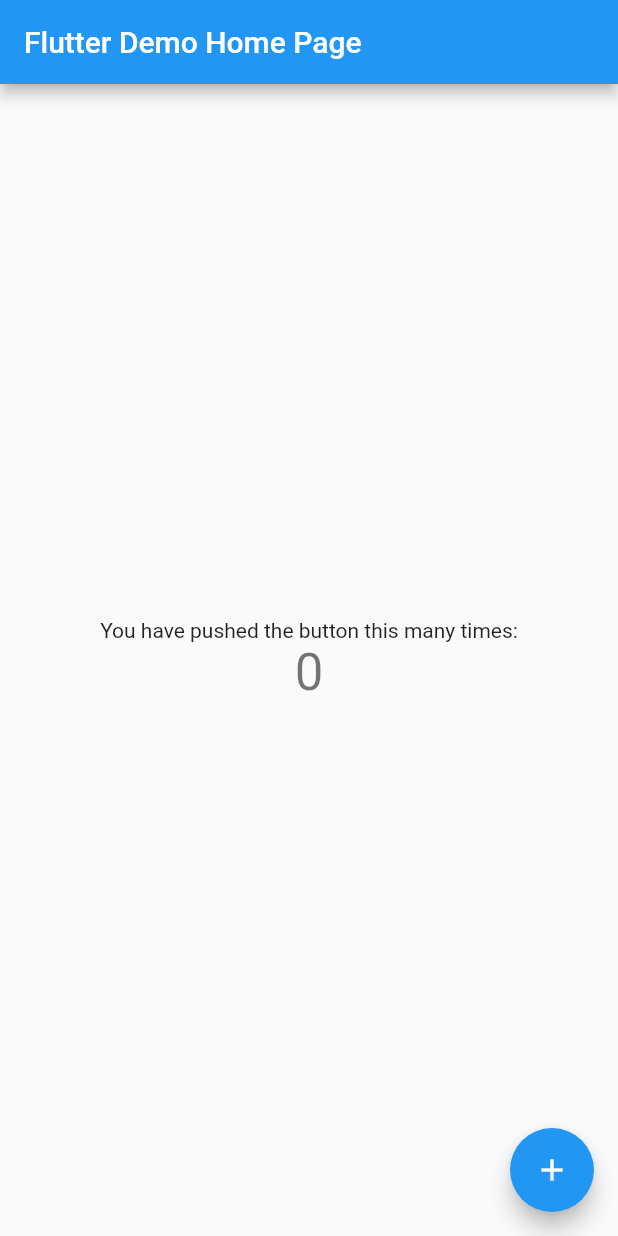
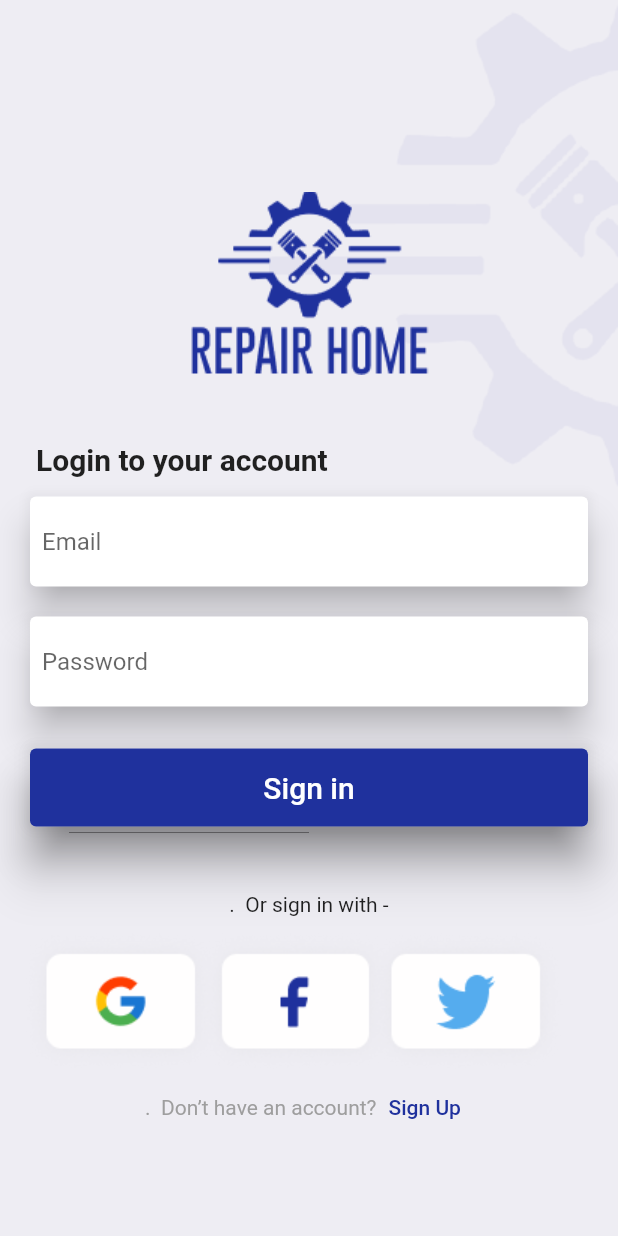
Before and after one commit to JolomiTee/Repair_Home, a Flutter app: the screen it shows after launch, on a phone screen of 412 x 824 dp. Run offline on Flutter 3.47's test engine with Material 2 defaults, Android fonts, the phone set to English and light mode, and no system bars.

Commit message:
App Updated

```diff
--- /dev/null
+++ b/lib/components/InputButton.dart
@@ -0,0 +1,40 @@
+import 'package:flutter/material.dart';
+
+class InputButton extends StatelessWidget {
+  final String text;
+  final onTap;
+  const InputButton({
+    Key? key,
+    required this.text,
+    required this.onTap,
+  }) : super(key: key);
+
+  @override
+  Widget build(BuildContext context) {
+    return Row(
+      children: [
+        Expanded(
+          child: Container(
+            height: 60,
+            child: Card(
+              elevation: 15,
+              child: ElevatedButton(
+                style: ButtonStyle(
+                  elevation: MaterialStateProperty.all(10),
+                  backgroundColor: MaterialStateProperty.all(Color(0xff1F319D)),
+                ),
+                onPressed: onTap,
+                child: Text(
+                  text,
+                  style: TextStyle(
+                    fontSize: 20,
+                  ),
+                ),
+              ),
+            ),
+          ),
+        ),
+      ],
+    );
+  }
+}
--- /dev/null
+++ b/lib/components/InputField.dart
@@ -0,0 +1,46 @@
+import 'package:flutter/material.dart';
+
+class InputField extends StatelessWidget {
+  final String hintText;
+  final bool isHidden;
+  const InputField({
+    Key? key,
+    required this.isHidden,
+    required this.hintText,
+  }) : super(key: key);
+
+  @override
+  Widget build(BuildContext context) {
+    return Card(
+      elevation: 10,
+      child: Container(
+        height: 60,
+        child: Center(
+          child: TextField(
+            obscureText: isHidden,
+            decoration: InputDecoration(
+              hintText: hintText,
+              fillColor: Colors.white,
+              filled: true,
+              focusedBorder: OutlineInputBorder(
+                borderRadius: BorderRadius.circular(50),
+                borderSide: BorderSide(
+                  color: Colors.white,
+                  width: 2,
+                ),
+              ),
+              enabledBorder: OutlineInputBorder(
+                borderRadius: BorderRadius.circular(50),
+                borderSide: BorderSide(
+                  color: Colors.white,
+                  width: 2,
+                ),
+              ),
+              contentPadding: EdgeInsets.all(8),
+            ),
+          ),
+        ),
+      ),
+    );
+  }
+}
--- /dev/null
+++ b/lib/components/components.dart
@@ -0,0 +1,3 @@
+export 'InputButton.dart';
+export 'constants.dart';
+export 'InputField.dart';
--- a/lib/components/constants.dart
+++ b/lib/components/constants.dart
@@ -0,0 +1 @@
+// todo App colors used will be placed here
--- a/lib/main.dart
+++ b/lib/main.dart
@@ -1,4 +1,5 @@
 import 'package:flutter/material.dart';
+import 'package:repair_home_capstone2/screens/splash_screen.dart';
 
 void main() {
   runApp(const MyApp());
@@ -13,103 +14,10 @@ class MyApp extends StatelessWidget {
     return MaterialApp(
       title: 'Flutter Demo',
       theme: ThemeData(
-        // This is the theme of your application.
-        //
-        // Try running your application with "flutter run". You'll see the
-        // application has a blue toolbar. Then, without quitting the app, try
-        // changing the primarySwatch below to Colors.green and then invoke
-        // "hot reload" (press "r" in the console where you ran "flutter run",
-        // or simply save your changes to "hot reload" in a Flutter IDE).
-        // Notice that the counter didn't reset back to zero; the application
-        // is not restarted.
         primarySwatch: Colors.blue,
       ),
-      home: const MyHomePage(title: 'Flutter Demo Home Page'),
+      home: const SplashScreen(),
+      debugShowCheckedModeBanner: false,
     );
   }
 }
-
-class MyHomePage extends StatefulWidget {
-  const MyHomePage({Key? key, required this.title}) : super(key: key);
-
-  // This widget is the home page of your application. It is stateful, meaning
-  // that it has a State object (defined below) that contains fields that affect
-  // how it looks.
-
-  // This class is the configuration for the state. It holds the values (in this
-  // case the title) provided by the parent (in this case the App widget) and
-  // used by the build method of the State. Fields in a Widget subclass are
-  // always marked "final".
-
-  final String title;
-
-  @override
-  State<MyHomePage> createState() => _MyHomePageState();
-}
-
-class _MyHomePageState extends State<MyHomePage> {
-  int _counter = 0;
-
-  void _incrementCounter() {
-    setState(() {
-      // This call to setState tells the Flutter framework that something has
-      // changed in this State, which causes it to rerun the build method below
-      // so that the display can reflect the updated values. If we changed
-      // _counter without calling setState(), then the build method would not be
-      // called again, and so nothing would appear to happen.
-      _counter++;
-    });
-  }
-
-  @override
-  Widget build(BuildContext context) {
-    // This method is rerun every time setState is called, for instance as done
-    // by the _incrementCounter method above.
-    //
-    // The Flutter framework has been optimized to make rerunning build methods
-    // fast, so that you can just rebuild anything that needs updating rather
-    // than having to individually change instances of widgets.
-    return Scaffold(
-      appBar: AppBar(
-        // Here we take the value from the MyHomePage object that was created by
-        // the App.build method, and use it to set our appbar title.
-        title: Text(widget.title),
-      ),
-      body: Center(
-        // Center is a layout widget. It takes a single child and positions it
-        // in the middle of the parent.
-        child: Column(
-          // Column is also a layout widget. It takes a list of children and
-          // arranges them vertically. By default, it sizes itself to fit its
-          // children horizontally, and tries to be as tall as its parent.
-          //
-          // Invoke "debug painting" (press "p" in the console, choose the
-          // "Toggle Debug Paint" action from the Flutter Inspector in Android
-          // Studio, or the "Toggle Debug Paint" command in Visual Studio Code)
-          // to see the wireframe for each widget.
-          //
-          // Column has various properties to control how it sizes itself and
-          // how it positions its children. Here we use mainAxisAlignment to
-          // center the children vertically; the main axis here is the vertical
-          // axis because Columns are vertical (the cross axis would be
-          // horizontal).
-          mainAxisAlignment: MainAxisAlignment.center,
-          children: <Widget>[
-            const Text(
-              'You have pushed the button this many times:',
-            ),
-            Text(
-              '$_counter',
-              style: Theme.of(context).textTheme.headline4,
-            ),
-          ],
-        ),
-      ),
-      floatingActionButton: FloatingActionButton(
-        onPressed: _incrementCounter,
-        tooltip: 'Increment',
-        child: const Icon(Icons.add),
-      ), // This trailing comma makes auto-formatting nicer for build methods.
-    );
-  }
-}
--- /dev/null
+++ b/lib/screens/screens.dart
@@ -0,0 +1,6 @@
+export 'signin_screen.dart';
+export 'signup_screen.dart';
+export 'splash_screen.dart';
+export 'home_screen.dart';
+export 'broker_screen.dart';
+export 'cart_screen.dart';
--- a/lib/screens/signin_screen.dart
+++ b/lib/screens/signin_screen.dart
@@ -0,0 +1,145 @@
+import 'package:flutter/material.dart';
+import 'package:repair_home_capstone2/components/components.dart';
+
+import 'screens.dart';
+
+class SigninScreen extends StatefulWidget {
+  const SigninScreen({Key? key}) : super(key: key);
+
+  @override
+  State<SigninScreen> createState() => _SigninScreenState();
+}
+
+class _SigninScreenState extends State<SigninScreen> {
+  @override
+  Widget build(BuildContext context) {
+    return Scaffold(
+      //resizeToAvoidBottomInset: false,
+      backgroundColor: Color(0xffEEEDF3),
+      body: Center(
+        child: Stack(
+          children: [
+            Align(
+              alignment: Alignment.topRight,
+              child: Image.asset(
+                'assets/setting.png',
+              ),
+            ),
+            Padding(
+              padding: const EdgeInsets.fromLTRB(
+                16,
+                8,
+                16,
+                8,
+              ),
+              child: Column(
+                crossAxisAlignment: CrossAxisAlignment.start,
+                // mainAxisAlignment: MainAxisAlignment.center,
+                children: [
+                  const SizedBox(
+                    height: 120,
+                  ),
+                  Center(
+                    child: Image.asset(
+                      'assets/logo.png',
+                      scale: 1,
+                      color: Color(0xff1F319D),
+                    ),
+                  ),
+                  const SizedBox(
+                    height: 45,
+                  ),
+                  const Padding(
+                    padding: const EdgeInsets.only(left: 8),
+                    child: Text(
+                      'Login to your account',
+                      style: TextStyle(
+                          fontWeight: FontWeight.bold,
+                          height: 1.2,
+                          fontSize: 20),
+                      // style: GoogleFonts.goldman(),
+                    ),
+                  ),
+                  const SizedBox(
+                    height: 8,
+                  ),
+                  const InputField(
+                    hintText: 'Email',
+                    isHidden: false,
+                  ),
+                  const SizedBox(
+                    height: 12,
+                  ),
+                  const InputField(
+                    hintText: 'Password',
+                    isHidden: true,
+                  ),
+                  const SizedBox(
+                    height: 20,
+                  ),
+                  InputButton(
+                    text: "Sign in",
+                    onTap: () {
+                      Navigator.pushReplacement(
+                        context,
+                        MaterialPageRoute(
+                          builder: (_) => HomeScreen(),
+                        ),
+                      );
+                    },
+                  ),
+                  const SizedBox(
+                    height: 40,
+                  ),
+                  const Center(
+                    child: Text(
+                      '.  Or sign in with -',
+                      textAlign: TextAlign.center,
+                    ),
+                  ),
+                  SizedBox(
+                    height: 10,
+                  ),
+                  GestureDetector(
+                      onTap: () {},
+                      child: Image.asset('assets/socialMedia.png')),
+                  Flexible(
+                    child: Row(
+                      mainAxisAlignment: MainAxisAlignment.center,
+                      children: [
+                        Text(
+                          '.  Don’t have an account?',
+                          style: TextStyle(
+                            color: Colors.grey,
+                          ),
+                        ),
+                        TextButton(
+                          onPressed: () {
+                            Navigator.push(
+                              context,
+                              MaterialPageRoute(
+                                builder: (_) {
+                                  return SignUpScreen();
+                                },
+                              ),
+                            );
+                          },
+                          child: const Text(
+                            'Sign Up',
+                            style: TextStyle(
+                              color: Color(0xff1F319D),
+                            ),
+                          ),
+                        ),
+                      ],
+                    ),
+                  ),
+                ],
+              ),
+            ),
+          ],
+        ),
+      ),
+    );
+  }
+}
--- a/pubspec.yaml
+++ b/pubspec.yaml
@@ -34,6 +34,7 @@ dependencies:
   # Use with the CupertinoIcons class for iOS style icons.
   cupertino_icons: ^1.0.2
 
+
 dev_dependencies:
   flutter_test:
     sdk: flutter
@@ -57,8 +58,8 @@ flutter:
   uses-material-design: true
 
   # To add assets to your application, add an assets section, like this:
-  # assets:
-  #   - images/a_dot_burr.jpeg
+  assets:
+    - assets/
   #   - images/a_dot_ham.jpeg
 
   # An image asset can refer to one or more resolution-specific "variants", see
```
Also changed, not shown: lib/screens/home_screen.dart (+21 -0 lines), lib/screens/signup_screen.dart (+123 -0 lines), lib/screens/splash_screen.dart (+41 -0 lines), assets/logo.png (added), assets/setting.png (added), assets/setting_right.png (added), assets/socialMedia.png (added).
